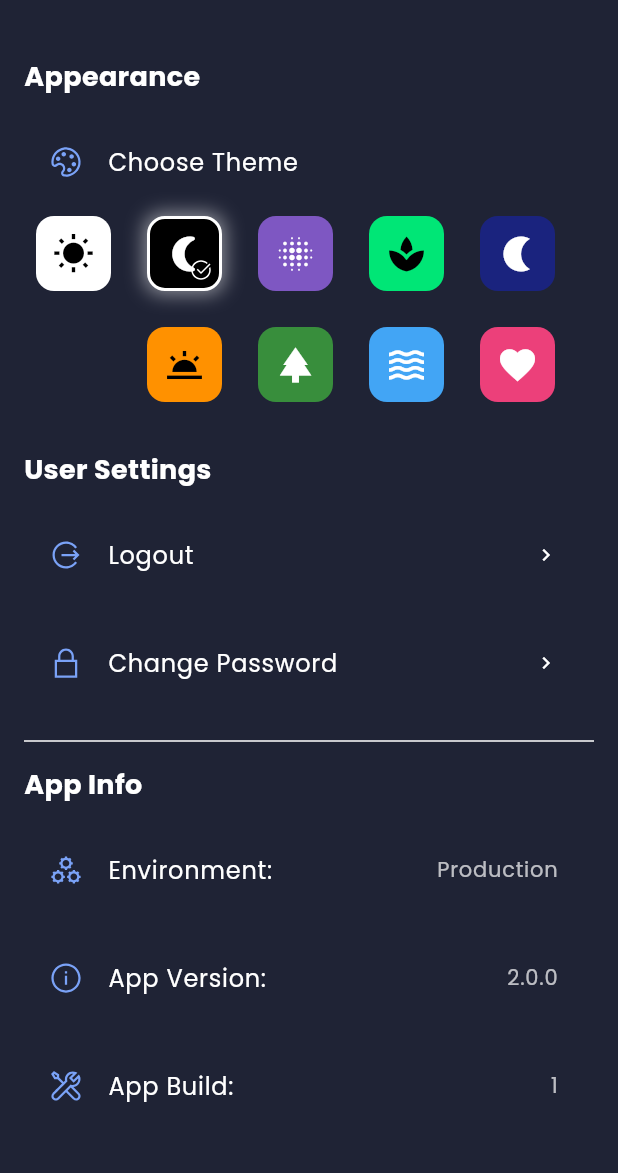
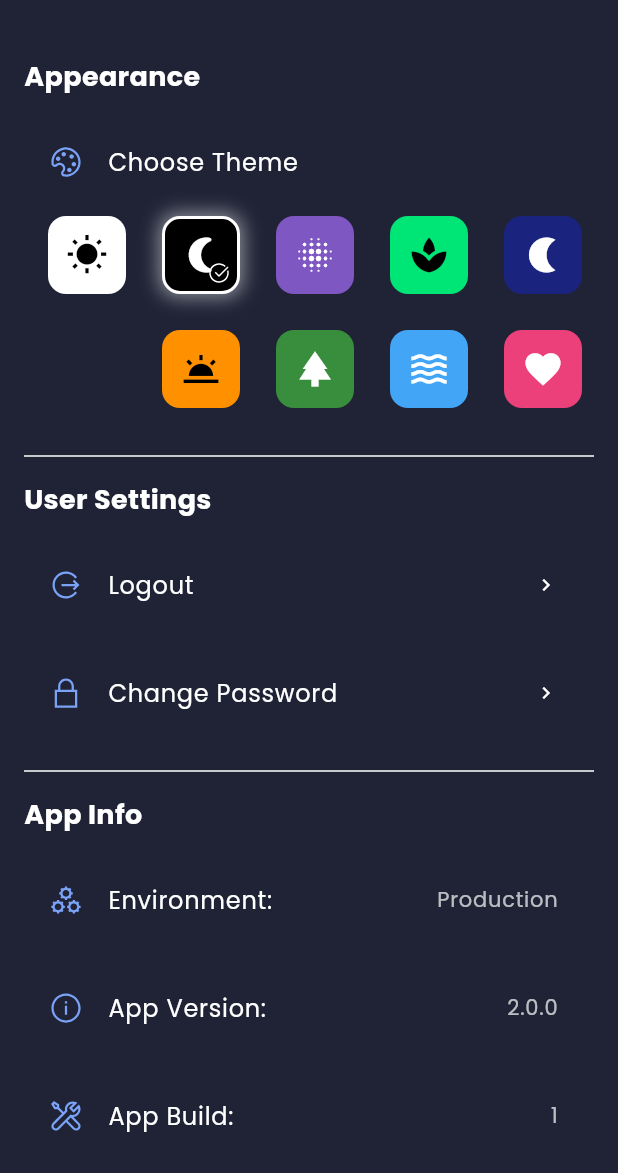
Before and after one commit to rafay99-epic/MSBridge, a Flutter app: the Setting screen opened directly, on a phone screen of 412 x 824 dp, the part 63-1236 px from its top. Run offline on Flutter 3.47's test engine with Material 3 defaults, Android fonts, the phone set to English and light mode, and no system bars; our stand-ins replace cloud_firestore, connectivity_plus, firebase_auth, firebase_core, flutter_html, flutter_svg and 9 more; missing offline and left inert: flutter_quill; accounts and stored records are empty; network calls fail.

Commit message:
UI Improvement and constancy

```diff
--- a/lib/frontend/screens/auth/forget/forget_password.dart
+++ b/lib/frontend/screens/auth/forget/forget_password.dart
@@ -1,4 +1,5 @@
 import 'package:flutter/material.dart';
+import 'package:line_icons/line_icons.dart';
 import 'package:msbridge/backend/repo/auth_repo.dart';
 import 'package:msbridge/frontend/widgets/custom_text_field.dart';
 import 'package:msbridge/frontend/widgets/snakbar.dart';
@@ -42,7 +43,7 @@ class ForgetPassword extends StatelessWidget {
               // Email Field
               CustomTextField(
                 hintText: "Email",
-                icon: Icons.email,
+                icon: LineIcons.envelope,
                 isPassword: false,
                 controller: emailController,
               ),
--- a/lib/frontend/screens/auth/login/login.dart
+++ b/lib/frontend/screens/auth/login/login.dart
@@ -1,4 +1,5 @@
 import 'package:flutter/material.dart';
+import 'package:line_icons/line_icons.dart';
 import 'package:msbridge/backend/repo/auth_repo.dart';
 import 'package:msbridge/frontend/screens/auth/verify/verify_email.dart';
 import 'package:msbridge/frontend/screens/home/home.dart';
@@ -90,14 +91,14 @@ class _LoginScreenState extends State<LoginScreen> {
               CustomTextField(
                 controller: _emailController,
                 hintText: "Email",
-                icon: Icons.email,
+                icon: LineIcons.envelope,
                 isPassword: false,
               ),
               const SizedBox(height: 16),
               CustomTextField(
                 controller: _passwordController,
                 hintText: "Password",
-                icon: Icons.lock,
+                icon: LineIcons.lock,
                 isPassword: true,
               ),
               const SizedBox(height: 8),
--- a/lib/frontend/screens/changePassword/change_password.dart
+++ b/lib/frontend/screens/changePassword/change_password.dart
@@ -1,4 +1,5 @@
 import 'package:flutter/material.dart';
+import 'package:line_icons/line_icons.dart';
 import 'package:msbridge/backend/repo/auth_repo.dart';
 import 'package:msbridge/frontend/widgets/custom_text_field.dart';
 import 'package:msbridge/frontend/widgets/snakbar.dart';
@@ -80,7 +81,7 @@ class ChangepasswordState extends State<Changepassword> {
               const SizedBox(height: 32),
               CustomTextField(
                 hintText: "Email",
-                icon: Icons.email,
+                icon: LineIcons.envelope,
                 isPassword: false,
                 controller: emailController,
               ),
--- a/lib/frontend/screens/setting/setting.dart
+++ b/lib/frontend/screens/setting/setting.dart
@@ -9,7 +9,7 @@ import 'package:msbridge/frontend/screens/setting/delete/delete.dart';
 import 'package:msbridge/frontend/screens/setting/logout/logout_dialog.dart';
 import 'package:msbridge/frontend/screens/setting/settings_section.dart';
 import 'package:msbridge/frontend/screens/setting/settings_tile.dart';
-import 'package:msbridge/frontend/theme/colors.dart';
+import 'package:msbridge/frontend/screens/setting/theme/theme_selector.dart';
 import 'package:msbridge/frontend/widgets/snakbar.dart';
 import 'package:package_info_plus/package_info_plus.dart';
 import 'package:page_transition/page_transition.dart';
@@ -84,22 +84,11 @@ class _SettingState extends State<Setting> {
               SettingsTile(
                 title: "Choose Theme",
                 icon: LineIcons.palette,
-                child: Column(
-                  crossAxisAlignment: CrossAxisAlignment.end,
-                  children: [
-                    Wrap(
-                      alignment: WrapAlignment.end,
-                      spacing: 8.0,
-                      runSpacing: 8.0,
-                      children: AppTheme.values.map((theme) {
-                        return _buildThemeButton(theme, themeProvider);
-                      }).toList(),
-                    ),
-                  ],
-                ),
+                child: ThemeSelector(themeProvider: themeProvider),
               ),
             ],
           ),
+          Divider(color: theme.colorScheme.primary),
           SettingsSection(title: "User Settings", children: [
             SettingsTile(
               title: "Logout",
@@ -213,116 +202,4 @@ class _SettingState extends State<Setting> {
       ),
     );
   }
-
-  Widget _buildThemeButton(AppTheme theme, ThemeProvider themeProvider) {
-    final isSelected = theme == themeProvider.selectedTheme;
-
-    Map<AppTheme, Map<String, dynamic>> themeStyles = {
-      AppTheme.light: {
-        "background": Colors.white,
-        "icon": Icons.wb_sunny,
-        "tooltip": "Light Theme",
-        "iconColor": Colors.black
-      },
-      AppTheme.dark: {
-        "background": Colors.black,
-        "icon": Icons.nightlight_round,
-        "tooltip": "Dark Theme",
-        "iconColor": Colors.white
-      },
-      AppTheme.purpleHaze: {
-        "background": Colors.deepPurple.shade400,
-        "icon": Icons.blur_on,
-        "tooltip": "Purple Haze",
-        "iconColor": Colors.white
-      },
-      AppTheme.mintFresh: {
-        "background": Colors.greenAccent.shade400,
-        "icon": Icons.spa,
-        "tooltip": "Mint Fresh",
-        "iconColor": Colors.black
-      },
-      AppTheme.midnightBlue: {
-        "background": Colors.indigo.shade900,
-        "icon": Icons.nightlight,
-        "tooltip": "Midnight Blue",
-        "iconColor": Colors.white
-      },
-      AppTheme.crimsonBlush: {
-        "background": Colors.pink.shade400,
-        "icon": Icons.favorite,
-        "tooltip": "Crimson Blush",
-        "iconColor": Colors.white
-      },
-      AppTheme.forestGreen: {
-        "background": Colors.green.shade700,
-        "icon": Icons.park,
-        "tooltip": "Forest Green",
-        "iconColor": Colors.white
-      },
-      AppTheme.oceanWave: {
-        "background": Colors.blue.shade400,
-        "icon": Icons.waves,
-        "tooltip": "Ocean Wave",
-        "iconColor": Colors.white
-      },
-      AppTheme.sunsetGlow: {
-        "background": Colors.orangeAccent.shade400,
-        "icon": Icons.wb_twilight,
-        "tooltip": "Sunset Glow",
-        "iconColor": Colors.black
-      },
-    };
-
-    return Tooltip(
-      message: themeStyles[theme]!['tooltip'],
-      child: GestureDetector(
-        onTap: () {
-          themeProvider.setTheme(theme);
-        },
-        child: AnimatedContainer(
-          duration: const Duration(milliseconds: 300),
-          margin: const EdgeInsets.all(8.0),
-          width: 50.0,
-          height: 50.0,
-          decoration: BoxDecoration(
-            color: themeStyles[theme]!['background'],
-            border: isSelected
-                ? Border.all(
-                    color: Theme.of(context).colorScheme.primary, width: 2.0)
-                : null,
-            boxShadow: [
-              if (isSelected)
-                BoxShadow(
-                  color: Theme.of(context).colorScheme.primary.withOpacity(0.5),
-                  blurRadius: 10,
-                  spreadRadius: 2,
-                )
-            ],
-            borderRadius: BorderRadius.circular(12.0),
-          ),
-          child: Stack(
-            alignment: Alignment.center,
-            children: [
-              Icon(
-                themeStyles[theme]!['icon'],
-                color: themeStyles[theme]!['iconColor'],
-                size: 28.0,
-              ),
-              if (isSelected)
-                Positioned(
-                  bottom: 4,
-                  right: 4,
-                  child: Icon(
-                    LineIcons.checkCircle,
-                    size: 16,
-                    color: Theme.of(context).colorScheme.primary,
-                  ),
-                ),
-            ],
-          ),
-        ),
-      ),
-    );
-  }
 }
--- /dev/null
+++ b/lib/frontend/screens/setting/theme/theme_selector.dart
@@ -0,0 +1,151 @@
+import 'package:flutter/material.dart';
+import 'package:line_icons/line_icons.dart';
+import 'package:msbridge/backend/provider/theme_provider.dart';
+import 'package:msbridge/frontend/theme/colors.dart';
+
+class ThemeSelector extends StatelessWidget {
+  const ThemeSelector({
+    super.key,
+    required this.themeProvider,
+  });
+
+  final ThemeProvider themeProvider;
+
+  @override
+  Widget build(BuildContext context) {
+    return LayoutBuilder(
+      builder: (BuildContext context, BoxConstraints constraints) {
+        final int buttonsPerRow =
+            (constraints.maxWidth / 75).floor().clamp(1, 5);
+        return Align(
+          alignment: Alignment.centerRight,
+          child: Wrap(
+            alignment: WrapAlignment.end,
+            spacing: 8.0,
+            runSpacing: 8.0,
+            children: AppTheme.values.map((theme) {
+              return SizedBox(
+                width: (constraints.maxWidth / buttonsPerRow) - 8.0,
+                child: _buildThemeButton(theme, themeProvider, context),
+              );
+            }).toList(),
+          ),
+        );
+      },
+    );
+  }
+
+  Widget _buildThemeButton(
+      AppTheme theme, ThemeProvider themeProvider, BuildContext context) {
+    final isSelected = theme == themeProvider.selectedTheme;
+
+    Map<AppTheme, Map<String, dynamic>> themeStyles = {
+      AppTheme.light: {
+        "background": Colors.white,
+        "icon": Icons.wb_sunny,
+        "tooltip": "Light Theme",
+        "iconColor": Colors.black
+      },
+      AppTheme.dark: {
+        "background": Colors.black,
+        "icon": Icons.nightlight_round,
+        "tooltip": "Dark Theme",
+        "iconColor": Colors.white
+      },
+      AppTheme.purpleHaze: {
+        "background": Colors.deepPurple.shade400,
+        "icon": Icons.blur_on,
+        "tooltip": "Purple Haze",
+        "iconColor": Colors.white
+      },
+      AppTheme.mintFresh: {
+        "background": Colors.greenAccent.shade400,
+        "icon": Icons.spa,
+        "tooltip": "Mint Fresh",
+        "iconColor": Colors.black
+      },
+      AppTheme.midnightBlue: {
+        "background": Colors.indigo.shade900,
+        "icon": Icons.nightlight,
+        "tooltip": "Midnight Blue",
+        "iconColor": Colors.white
+      },
+      AppTheme.crimsonBlush: {
+        "background": Colors.pink.shade400,
+        "icon": Icons.favorite,
+        "tooltip": "Crimson Blush",
+        "iconColor": Colors.white
+      },
+      AppTheme.forestGreen: {
+        "background": Colors.green.shade700,
+        "icon": Icons.park,
+        "tooltip": "Forest Green",
+        "iconColor": Colors.white
+      },
+      AppTheme.oceanWave: {
+        "background": Colors.blue.shade400,
+        "icon": Icons.waves,
+        "tooltip": "Ocean Wave",
+        "iconColor": Colors.white
+      },
+      AppTheme.sunsetGlow: {
+        "background": Colors.orangeAccent.shade400,
+        "icon": Icons.wb_twilight,
+        "tooltip": "Sunset Glow",
+        "iconColor": Colors.black
+      },
+    };
+
+    return Tooltip(
+      message: themeStyles[theme]!['tooltip'],
+      child: GestureDetector(
+        onTap: () {
+          themeProvider.setTheme(theme);
+        },
+        child: AnimatedContainer(
+          duration: const Duration(milliseconds: 300),
+          margin: const EdgeInsets.all(8.0),
+          decoration: BoxDecoration(
+            color: themeStyles[theme]!['background'],
+            border: isSelected
+                ? Border.all(
+                    color: Theme.of(context).colorScheme.primary, width: 2.0)
+                : null,
+            boxShadow: [
+              if (isSelected)
+                BoxShadow(
+                  color: Theme.of(context).colorScheme.primary.withOpacity(0.5),
+                  blurRadius: 10,
+                  spreadRadius: 2,
+                )
+            ],
+            borderRadius: BorderRadius.circular(12.0),
+          ),
+          child: AspectRatio(
+            aspectRatio: 1,
+            child: Stack(
+              alignment: Alignment.center,
+              children: [
+                Icon(
+                  themeStyles[theme]!['icon'],
+                  color: themeStyles[theme]!['iconColor'],
+                  size: 28.0,
+                ),
+                if (isSelected)
+                  Positioned(
+                    bottom: 4,
+                    right: 4,
+                    child: Icon(
+                      LineIcons.checkCircle,
+                      size: 16,
+                      color: Theme.of(context).colorScheme.primary,
+                    ),
+                  ),
+              ],
+            ),
+          ),
+        ),
+      ),
+    );
+  }
+}
--- a/lib/frontend/theme/colors.dart
+++ b/lib/frontend/theme/colors.dart
@@ -51,7 +51,7 @@ class AppThemes {
       const TextTheme(
         bodyLarge: TextStyle(color: Colors.black),
         bodyMedium: TextStyle(color: Colors.black),
-        bodySmall: TextStyle(color: Colors.grey),
+        bodySmall: TextStyle(color: Colors.black),
       ),
     ),
   );
@@ -64,9 +64,9 @@ class AppThemes {
     ),
     textTheme: GoogleFonts.poppinsTextTheme(
       const TextTheme(
-        bodyLarge: TextStyle(color: Colors.white),
-        bodyMedium: TextStyle(color: Colors.white),
-        bodySmall: TextStyle(color: Colors.grey),
+        bodyLarge: TextStyle(color: Colors.black),
+        bodyMedium: TextStyle(color: Colors.black),
+        bodySmall: TextStyle(color: Colors.black),
       ),
     ),
   );
--- a/lib/frontend/widgets/custom_text_field.dart
+++ b/lib/frontend/widgets/custom_text_field.dart
@@ -27,14 +27,14 @@ class CustomTextField extends StatelessWidget {
       obscureText: isPassword,
       keyboardType: keyboardType,
       maxLines: numLines,
+      style: TextStyle(color: theme.primary),
       decoration: InputDecoration(
         hintText: hintText,
         prefixIcon: Icon(icon, color: theme.primary),
         filled: true,
-        fillColor: Colors.grey[200],
         border: OutlineInputBorder(
           borderRadius: BorderRadius.circular(12),
-          borderSide: BorderSide.none,
+          borderSide: const BorderSide(),
         ),
       ),
     );
```
Also changed, not shown: lib/backend/provider/theme_provider.dart (+6 -22 lines), lib/frontend/screens/auth/register/register.dart (+6 -5 lines), lib/frontend/screens/setting/logout/logout_dialog.dart (+4 -5 lines).
